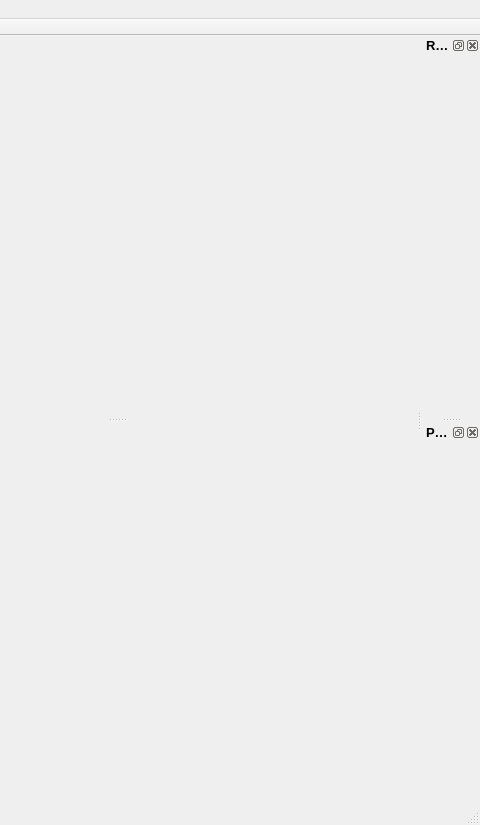
thisisHenney/CrowdSim, file view/main/main_window_view.ui: the form before one commit; both pictures show x 444 to 924 and y 0 to 825 of the 924 by 825 pixel window.
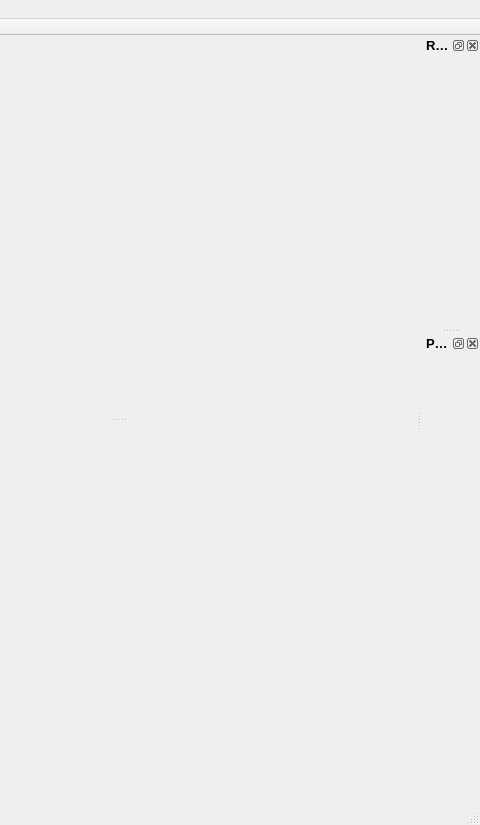
The form after the commit.

Commit message: Fix map camera fit, run-log dock margins, and refresh button bug

Diff of the .ui file:
```diff
--- a/view/main/main_window_view.ui
+++ b/view/main/main_window_view.ui
@@ -211,7 +211,20 @@
     <number>2</number>
    </attribute>
    <widget class="QWidget" name="dockWidgetContents_command">
-    <layout class="QVBoxLayout" name="verticalLayout_command"/>
+    <layout class="QVBoxLayout" name="verticalLayout_command">
+     <property name="leftMargin">
+      <number>2</number>
+     </property>
+     <property name="topMargin">
+      <number>2</number>
+     </property>
+     <property name="rightMargin">
+      <number>2</number>
+     </property>
+     <property name="bottomMargin">
+      <number>2</number>
+     </property>
+    </layout>
    </widget>
   </widget>
   <widget class="QDockWidget" name="dockWidget_properties">
@@ -231,7 +244,20 @@
     <number>2</number>
    </attribute>
    <widget class="QWidget" name="dockWidgetContents_properties">
-    <layout class="QVBoxLayout" name="verticalLayout_properties"/>
+    <layout class="QVBoxLayout" name="verticalLayout_properties">
+     <property name="leftMargin">
+      <number>2</number>
+     </property>
+     <property name="topMargin">
+      <number>9</number>
+     </property>
+     <property name="rightMargin">
+      <number>2</number>
+     </property>
+     <property name="bottomMargin">
+      <number>9</number>
+     </property>
+    </layout>
    </widget>
   </widget>
   <action name="actionNew_Projcect">
```
The commit also changes 3 other files.
